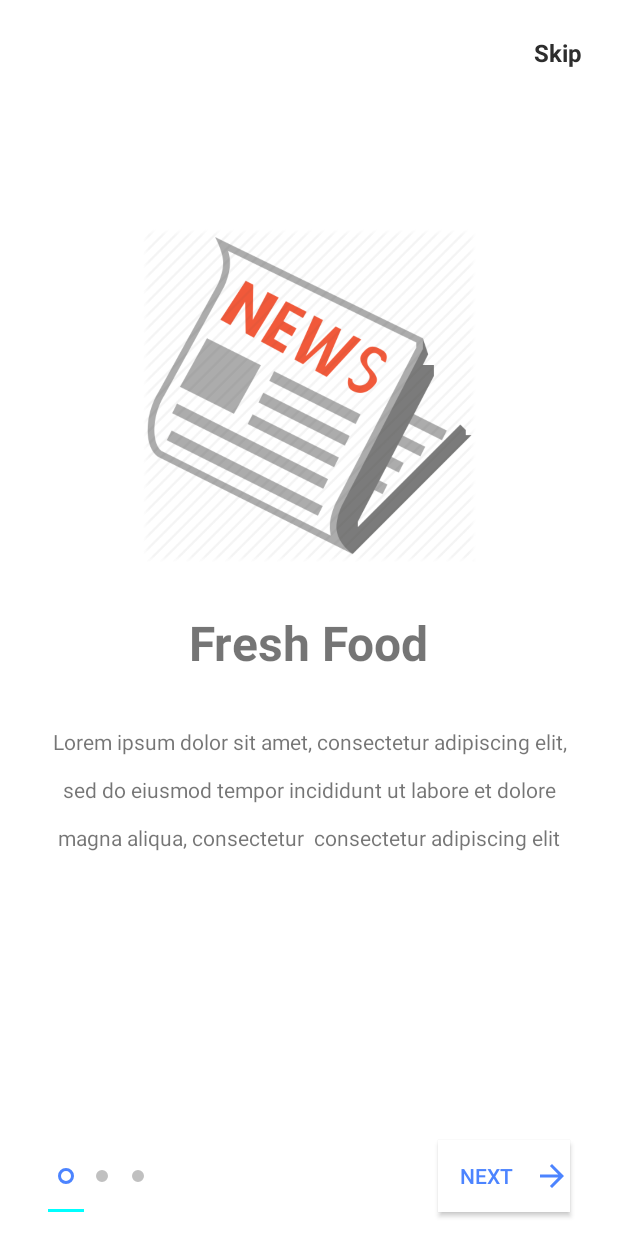
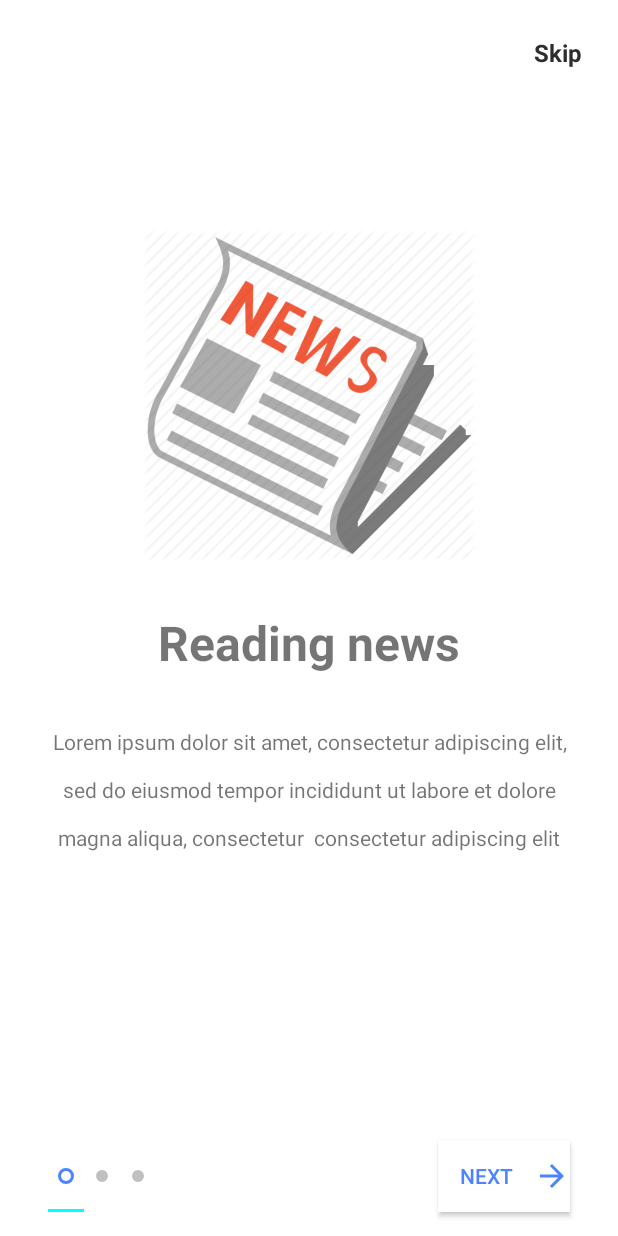
Before and after one commit to vladdossik/Bixer-btc-app-, an Android app: the screen it shows after launch (IntroActivity), on a phone screen of 412 x 824 dp. Run offline under Robolectric (Android 15) with nearby library versions, the phone set to English and light mode, and no system bars.

Commit message:
icons done

```diff
--- a/app/src/main/java/biz/bixer/bixer/Intro/IntroActivity.java
+++ b/app/src/main/java/biz/bixer/bixer/Intro/IntroActivity.java
@@ -70,9 +70,9 @@ public class IntroActivity extends AppCompatActivity {
         // fill list screen
 
         final List<ScreenItem> mList = new ArrayList<>();
-        mList.add(new ScreenItem("Fresh Food","Lorem ipsum dolor sit amet, consectetur adipiscing elit, sed do eiusmod tempor incididunt ut labore et dolore magna aliqua, consectetur  consectetur adipiscing elit",R.drawable.news));
-        mList.add(new ScreenItem("Fast Delivery","Lorem ipsum dolor sit amet, consectetur adipiscing elit, sed do eiusmod tempor incididunt ut labore et dolore magna aliqua, consectetur  consectetur adipiscing elit",R.drawable.graph));
-        mList.add(new ScreenItem("Easy Payment","Lorem ipsum dolor sit amet, consectetur adipiscing elit, sed do eiusmod tempor incididunt ut labore et dolore magna aliqua, consectetur  consectetur adipiscing elit",R.drawable.chart));
+        mList.add(new ScreenItem("Reading news","Lorem ipsum dolor sit amet, consectetur adipiscing elit, sed do eiusmod tempor incididunt ut labore et dolore magna aliqua, consectetur  consectetur adipiscing elit",R.drawable.news));
+        mList.add(new ScreenItem("Сhart analysis","Lorem ipsum dolor sit amet, consectetur adipiscing elit, sed do eiusmod tempor incididunt ut labore et dolore magna aliqua, consectetur  consectetur adipiscing elit",R.drawable.graph));
+        mList.add(new ScreenItem("Аnalytics","Lorem ipsum dolor sit amet, consectetur adipiscing elit, sed do eiusmod tempor incididunt ut labore et dolore magna aliqua, consectetur  consectetur adipiscing elit",R.drawable.chart));
 
         // setup viewpager
         screenPager =findViewById(R.id.screen_viewpager);
```
